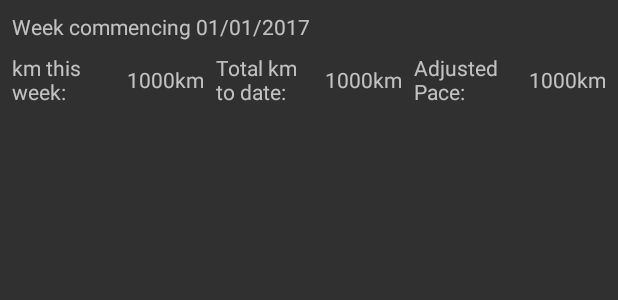
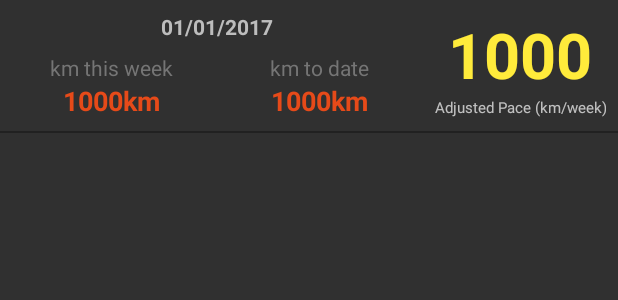
Before and after one commit to samtaylor/StravaApp, an Android app: the layout list_item_pace.xml on its own in the app's theme, with its tools: preview values and no code run, on a phone screen of 412 x 824 dp. Shown: the top 300 px of the screen. Run offline under Robolectric (Android 15) with nearby library versions, the phone set to English and light mode, and no system bars.

Commit message:
UX and styling

```diff
--- a/app/src/main/java/samtaylor/stravaapp/ui/MainActivity.kt
+++ b/app/src/main/java/samtaylor/stravaapp/ui/MainActivity.kt
@@ -26,14 +26,14 @@ class MainActivity : AppCompatActivity() {
 
         recyclerView.layoutManager = LinearLayoutManager(this, LinearLayoutManager.VERTICAL, false)
         recyclerView.setHasFixedSize(true)
-
-        recyclerView.visibility = View.GONE
-        progressBar.visibility = View.VISIBLE
     }
 
     override fun onResume() {
 
         super.onResume()
+
+        recyclerView.visibility = View.GONE
+        progressBar.visibility = View.VISIBLE
 
         val accessToken = Persistence(this).getString(Persistence.ACCESS_TOKEN)
         val targetInMetres = Persistence(this).getInt(Persistence.TARGET) * 1000F
@@ -46,7 +46,8 @@ class MainActivity : AppCompatActivity() {
 
                     val data = it.ridesOnly().currentYearOnly().groupByWeek(true).toSortedMap(kotlin.Comparator { first, second ->
 
-                        first.compareTo(second)
+                        //first.compareTo(second)
+                        second.compareTo(first)
                     }).values.toList()
 
                     recyclerView.adapter = ActivityAdapter(data, targetInMetres)
@@ -111,11 +112,12 @@ class MainActivity : AppCompatActivity() {
         override fun onBindViewHolder(holder: ActivityViewHolder?, position: Int) {
 
             var totalDistance = 0F
-            (0 .. position).forEach {
+            val week = data.size - 1 - position
+            (0 .. week).forEach {
 
                 totalDistance += data[it].totalDistance
             }
-            holder?.bind(position + 1, data[position].totalDistance, totalDistance, target)
+            holder?.bind(week, data[week].totalDistance, totalDistance, target)
         }
 
         override fun onCreateViewHolder(parent: ViewGroup?, viewType: Int): ActivityViewHolder {
@@ -133,20 +135,26 @@ class MainActivity : AppCompatActivity() {
         fun bind(week: Int, distance: Float, totalDistance: Float, target: Float) {
 
             val date = Calendar.getInstance(Locale.UK)
-            date[Calendar.WEEK_OF_YEAR] = week
+            date[Calendar.WEEK_OF_YEAR] = week + 1
             date[Calendar.DAY_OF_WEEK] = date.firstDayOfWeek
 
             val simpleDateFormat = SimpleDateFormat("dd/MM/yyyy", Locale.UK)
 
-            itemView.findViewById<TextView>(R.id.date).text = itemView.context.getString(R.string.week_format, simpleDateFormat.format(date.time))
+            itemView.findViewById<TextView>(R.id.date).text = itemView.context.getString(R.string.week_format, week + 1, simpleDateFormat.format(date.time))
 
             itemView.distance.text = itemView.context.getString(R.string.km_format, distance/1000F)
             itemView.totalDistanceToDate.text = itemView.context.getString(R.string.km_format, totalDistance/1000F)
 
-            val weeksRemaining = 52 - week
+            val weeksRemaining = 52 - (week + 1)
             val adjustedPace = (target - totalDistance) / weeksRemaining
 
-            itemView.adjustedPace.text = itemView.context.getString(R.string.pace_per_week_format, adjustedPace/1000F)
+            if (adjustedPace < 0 || adjustedPace == Float.POSITIVE_INFINITY || adjustedPace == Float.POSITIVE_INFINITY) {
+
+                itemView.adjustedPace.text = itemView.context.getString(R.string.invalid_adjusted_pace)
+            } else {
+
+                itemView.adjustedPace.text = itemView.context.getString(R.string.pace_per_week_format, adjustedPace / 1000F)
+            }
         }
     }
 }
--- a/app/src/main/res/layout/list_item_pace.xml
+++ b/app/src/main/res/layout/list_item_pace.xml
@@ -4,40 +4,62 @@
     xmlns:tools="http://schemas.android.com/tools"
     android:layout_width="match_parent"
     android:layout_height="wrap_content"
+    android:orientation="vertical">
+
+    <LinearLayout
+        android:layout_width="match_parent"
+        android:layout_height="wrap_content"
+        android:orientation="horizontal">
+
+        <LinearLayout
+            android:layout_width="0dp"
+            android:layout_weight="1"
+            android:layout_height="wrap_content"
             android:orientation="vertical"
-    android:padding="8dp">
+            android:paddingTop="8dp"
+            android:paddingBottom="8dp"
+            android:paddingLeft="8dp"
+            android:paddingRight="4dp">
 
             <TextView
                 android:id="@+id/date"
+                android:gravity="center"
+                android:textStyle="bold"
                 android:layout_width="match_parent"
                 android:layout_height="wrap_content"
-        tools:text="Week commencing 01/01/2017"/>
+                android:textColor="@color/divider"
+                tools:text="01/01/2017"/>
 
             <LinearLayout
                 android:layout_width="match_parent"
                 android:layout_height="wrap_content"
                 android:orientation="horizontal"
-        android:paddingTop="8dp"
-        android:weightSum="3">
+                android:paddingTop="8dp">
 
                 <LinearLayout
                     android:layout_width="0dp"
                     android:layout_height="wrap_content"
                     android:layout_weight="1"
-            android:orientation="horizontal"
+                    android:orientation="vertical"
                     android:paddingEnd="4dp">
 
                     <TextView
-                android:gravity="start"
-                android:layout_width="wrap_content"
+                        android:gravity="center"
+                        android:maxLines="1"
+                        android:layout_width="match_parent"
                         android:layout_height="wrap_content"
+                        android:textColor="@color/secondary_text"
                         android:text="@string/km_this_week"/>
 
                     <TextView
                         android:id="@+id/distance"
-                android:gravity="end|center_vertical"
+                        android:gravity="center"
+                        android:maxLines="1"
+                        android:textSize="18dp"
+                        android:textStyle="bold"
                         android:layout_width="match_parent"
                         android:layout_height="match_parent"
+                        android:textColor="@color/primary_dark"
                         tools:text="1000km"/>
 
                 </LinearLayout>
@@ -46,43 +68,27 @@
                     android:layout_width="0dp"
                     android:layout_height="wrap_content"
                     android:layout_weight="1"
-            android:orientation="horizontal"
+                    android:orientation="vertical"
                     android:paddingStart="4dp"
                     android:paddingEnd="4dp">
 
                     <TextView
-                android:gravity="start"
-                android:layout_width="wrap_content"
+                        android:gravity="center"
+                        android:maxLines="1"
+                        android:layout_width="match_parent"
                         android:layout_height="wrap_content"
+                        android:textColor="@color/secondary_text"
                         android:text="@string/total_km_to_date"/>
 
                     <TextView
                         android:id="@+id/totalDistanceToDate"
-                android:gravity="end|center_vertical"
+                        android:maxLines="1"
+                        android:gravity="center"
                         android:layout_width="match_parent"
                         android:layout_height="match_parent"
-                tools:text="1000km"/>
-
-        </LinearLayout>
-
-        <LinearLayout
-            android:layout_width="0dp"
-            android:layout_height="wrap_content"
-            android:layout_weight="1"
-            android:paddingStart="4dp"
-            android:orientation="horizontal">
-
-            <TextView
-                android:gravity="start"
-                android:layout_width="wrap_content"
-                android:layout_height="wrap_content"
-                android:text="@string/adjusted_pace"/>
-
-            <TextView
-                android:id="@+id/adjustedPace"
-                android:gravity="end|center_vertical"
-                android:layout_width="match_parent"
-                android:layout_height="match_parent"
+                        android:textStyle="bold"
+                        android:textColor="@color/primary_dark"
+                        android:textSize="18dp"
                         tools:text="1000km"/>
 
                 </LinearLayout>
@@ -90,3 +96,40 @@
             </LinearLayout>
 
         </LinearLayout>
+
+        <LinearLayout
+            android:layout_width="wrap_content"
+            android:layout_height="match_parent"
+            android:paddingTop="8dp"
+            android:paddingBottom="8dp"
+            android:paddingRight="8dp"
+            android:paddingLeft="4dp"
+            android:orientation="vertical">
+
+            <TextView
+                android:id="@+id/adjustedPace"
+                android:gravity="center"
+                android:layout_width="match_parent"
+                android:layout_height="wrap_content"
+                android:textSize="42dp"
+                android:textStyle="bold"
+                android:textColor="@color/accent"
+                tools:text="1000"/>
+
+            <TextView
+                android:gravity="center"
+                android:layout_width="match_parent"
+                android:layout_height="wrap_content"
+                android:textSize="10dp"
+                android:text="@string/adjusted_pace"/>
+
+        </LinearLayout>
+
+    </LinearLayout>
+
+    <LinearLayout
+        android:layout_width="match_parent"
+        android:layout_height="1dp"
+        android:background="@color/primary_text"/>
+
+</LinearLayout>
--- a/app/src/main/res/values/strings.xml
+++ b/app/src/main/res/values/strings.xml
@@ -13,11 +13,12 @@
     <string name="title_authenticate">Connect to Strava</string>
     <string name="title_main">My Adjusted Pace</string>
 
-    <string name="week_format">Week commencing %1$s</string>
-    <string name="km_this_week">km this\nweek:</string>
-    <string name="total_km_to_date">Total km\nto date:</string>
-    <string name="adjusted_pace">Adjusted\nPace:</string>
+    <string name="week_format">week %1$d starting %2$s</string>
+    <string name="km_this_week">km this week</string>
+    <string name="total_km_to_date">km to date</string>
+    <string name="adjusted_pace">Adjusted Pace (km/week)</string>
 
-    <string name="km_format">%1$.1fkm</string>
-    <string name="pace_per_week_format">%1$.1fkm/week</string>
+    <string name="km_format">%1$.1f km</string>
+    <string name="pace_per_week_format">%1$.1f</string>
+    <string name="invalid_adjusted_pace">--</string>
 </resources>
```
Lines whose indentation alone changed are shown as unchanged.
